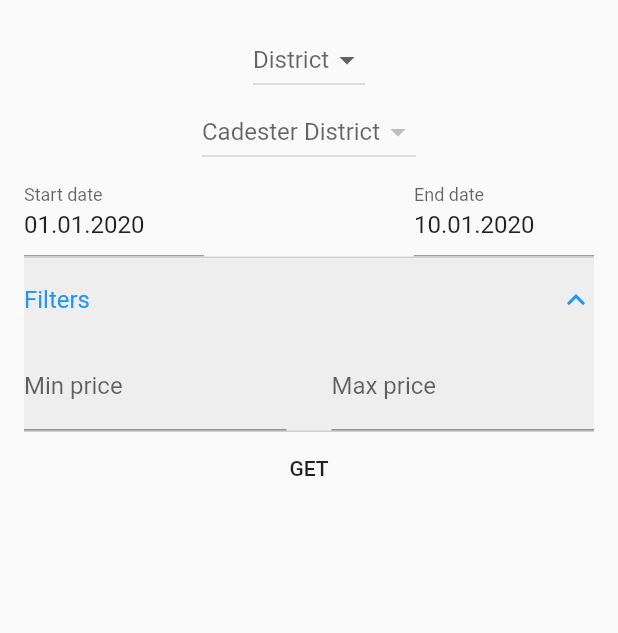
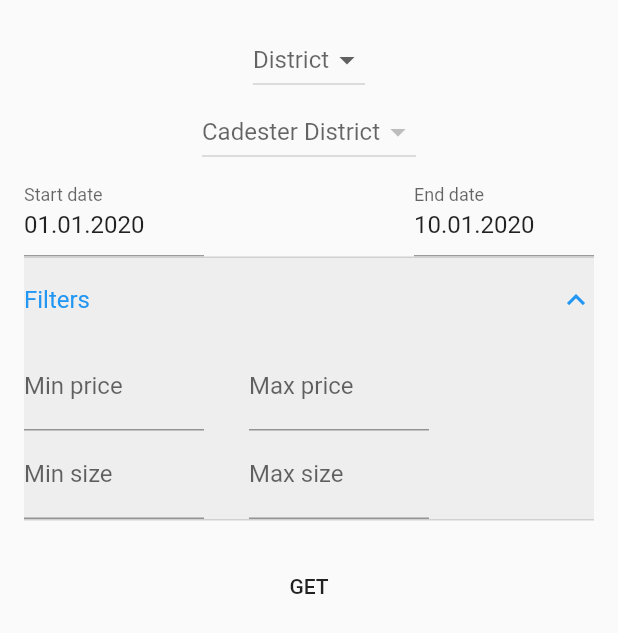
Before and after one commit to srdjan86/property-price-mob, a Flutter app: the Sidebar widget shown alone on an empty page, opened directly, after a tap on "Filters", on a phone screen of 412 x 824 dp. Shown: the top 633 px of the screen. Run offline on Flutter 3.47's test engine with Material 2 defaults, Android fonts, the light colour scheme and no system bars; our stand-ins replace dio, flutter_map, latlong; missing offline and left inert: flutter_map_marker_cluster.

Commit message:
Add size filter

```diff
--- a/lib/ui/app/home/sidebar/sidebar.dart
+++ b/lib/ui/app/home/sidebar/sidebar.dart
@@ -2,6 +2,7 @@ import 'package:flutter/material.dart';
 import 'package:property_price_mob/ui/app/home/home_viewmodel.dart';
 import 'package:property_price_mob/ui/app/home/sidebar/sidebar_viewmodel.dart';
 import 'package:property_price_mob/ui/common/pp_dropdown_button.dart';
+import 'package:property_price_mob/ui/common/pp_textfield.dart';
 import 'package:provider/provider.dart';
 
 class Sidebar extends StatefulWidget {
@@ -17,8 +18,7 @@ class _SidebarState extends State<Sidebar> {
   Widget build(BuildContext context) {
     SidebarViewModel viewmodel = Provider.of(context);
     FocusScopeNode currentFocus = FocusScope.of(context);
-    return Container(
-      child: SafeArea(
+    return SafeArea(
       child: Padding(
         padding: const EdgeInsets.all(16.0),
         child: Column(
@@ -100,34 +100,41 @@ class _SidebarState extends State<Sidebar> {
                 children: <Widget>[
                   Row(
                     children: <Widget>[
-                        Expanded(
-                          child: TextField(
+                      PPTextField(
                         controller: viewmodel.minPriceController,
-                            decoration: InputDecoration(
-                              labelText: 'Min price',
-                              counterText: "",
-                            ),
-                            keyboardType: TextInputType.number,
                         maxLength: 7,
-                          ),
+                        label: 'Min price',
                       ),
                       SizedBox(width: 30),
-                        Expanded(
-                          child: TextField(
+                      PPTextField(
                         controller: viewmodel.maxPriceController,
-                            decoration: InputDecoration(
-                              labelText: 'Max price',
-                              counterText: "",
+                        maxLength: 7,
+                        label: 'Max price',
                       ),
-                            keyboardType: TextInputType.number,
+                    ],
+                  ),
+                  viewmodel.minSizeController.text.isNotEmpty
+                      ? SizedBox(height: 10)
+                      : Container(),
+                  Row(
+                    children: <Widget>[
+                      PPTextField(
+                        controller: viewmodel.minSizeController,
                         maxLength: 7,
+                        label: 'Min size',
                       ),
+                      SizedBox(width: 30),
+                      PPTextField(
+                        controller: viewmodel.maxSizeController,
+                        maxLength: 7,
+                        label: 'Max size',
                       ),
                     ],
                   ),
                 ],
               ),
             ),
+            SizedBox(height: 20),
             FlatButton(
               onPressed: () {
                 onGetContracts(viewmodel);
@@ -135,7 +142,6 @@ class _SidebarState extends State<Sidebar> {
               child: Text('GET'),
             ),
           ],
-          ),
         ),
       ),
     );
--- a/lib/ui/app/home/sidebar/sidebar_viewmodel.dart
+++ b/lib/ui/app/home/sidebar/sidebar_viewmodel.dart
@@ -21,11 +21,15 @@ class SidebarViewModel extends BaseViewModel {
   TextEditingController _endDateController;
   TextEditingController _maxPriceController;
   TextEditingController _minPriceController;
+  TextEditingController _maxSizeController;
+  TextEditingController _minSizeController;
 
   TextEditingController get startDateController => _startDateController;
   TextEditingController get endDateController => _endDateController;
   TextEditingController get maxPriceController => _maxPriceController;
   TextEditingController get minPriceController => _minPriceController;
+  TextEditingController get maxSizeController => _maxSizeController;
+  TextEditingController get minSizeController => _minSizeController;
 
   SidebarViewModel(this.getDistrictsUseCase);
 
@@ -51,6 +55,8 @@ class SidebarViewModel extends BaseViewModel {
         TextEditingController(text: PPDateTime.toEuroString(endDate));
     _maxPriceController = TextEditingController();
     _minPriceController = TextEditingController();
+    _maxSizeController = TextEditingController();
+    _minSizeController = TextEditingController();
   }
 
   setSelectedDistrict(String districtValue) {
@@ -83,6 +89,19 @@ class SidebarViewModel extends BaseViewModel {
               : null);
       request.priceFilter = priceFilter;
     }
+    if (minSizeController.text.isNotEmpty ||
+        maxSizeController.text.isNotEmpty) {
+      SizeFilter sizeFilter = SizeFilter(
+          min: minSizeController.text.isNotEmpty
+              ? int.parse(minSizeController.text)
+              : null,
+          max: maxSizeController.text.isNotEmpty
+              ? int.parse(
+                  maxSizeController.text,
+                )
+              : null);
+      request.sizeFilter = sizeFilter;
+    }
     return request;
   }
 }
--- /dev/null
+++ b/lib/ui/common/pp_textfield.dart
@@ -0,0 +1,65 @@
+import 'package:flutter/material.dart';
+
+class PPTextField extends StatefulWidget {
+  final TextEditingController controller;
+  final String label;
+  final int maxLength;
+  PPTextField({Key key, this.controller, this.label, this.maxLength})
+      : super(key: key);
+
+  @override
+  _PPTextFieldState createState() => _PPTextFieldState();
+}
+
+class _PPTextFieldState extends State<PPTextField> {
+  Function listener;
+  @override
+  void initState() {
+    listener = () {
+      setState(() {});
+    };
+    print('init state ${widget.controller.text}');
+    widget.controller.addListener(listener);
+    super.initState();
+  }
+
+  @override
+  Widget build(BuildContext context) {
+    print('tf build');
+    return Container(
+      width: 120,
+      child: Stack(children: [
+        TextField(
+            controller: widget.controller,
+            decoration: InputDecoration(
+              labelText: widget.label,
+              counterText: "",
+            ),
+            keyboardType: TextInputType.number,
+            maxLength: widget.maxLength),
+        widget.controller.text.isNotEmpty
+            ? Positioned(
+                top: 14,
+                right: 0,
+                child: IconButton(
+                  splashColor: Colors.transparent,
+                  highlightColor: Colors.transparent,
+                  icon: Icon(
+                    Icons.close,
+                    color: Colors.grey,
+                  ),
+                  onPressed: widget.controller.clear,
+                ),
+              )
+            : Container()
+      ]),
+    );
+  }
+
+  @override
+  void dispose() {
+    print('dispose');
+    widget.controller.removeListener(listener);
+    super.dispose();
+  }
+}
```
Lines whose indentation alone changed are shown as unchanged.
